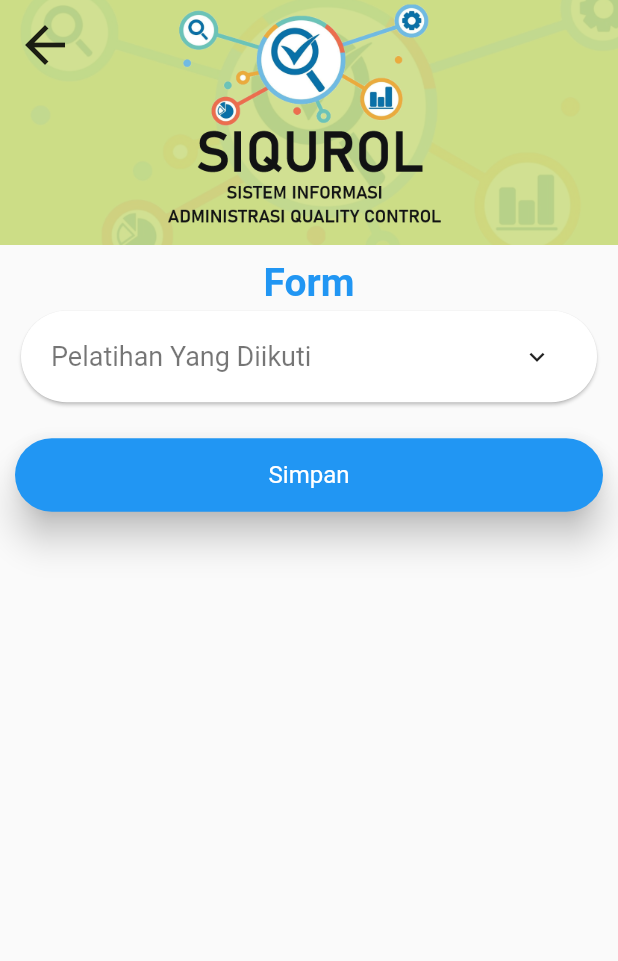
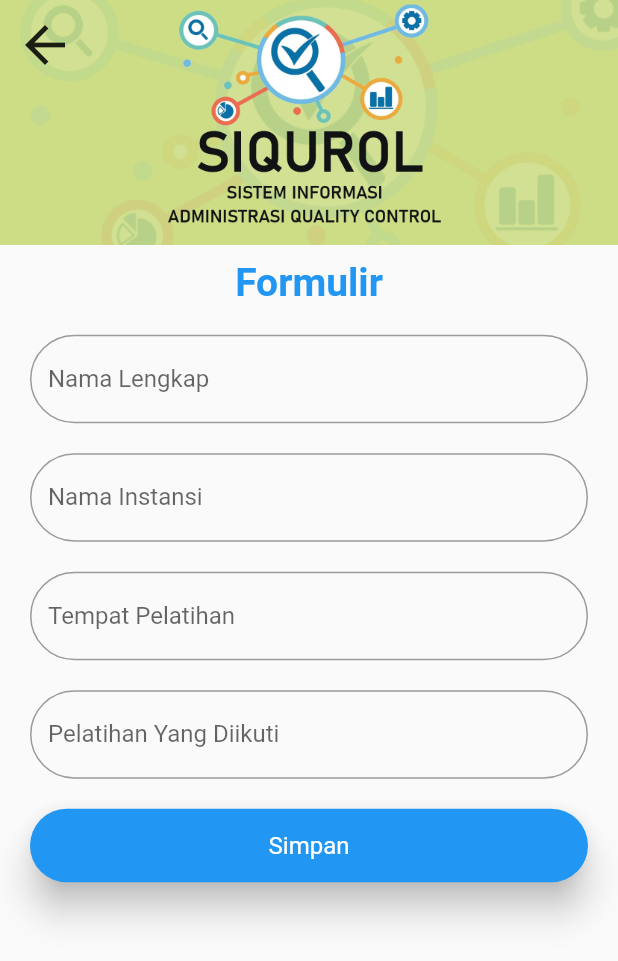
Before and after one commit to senseiRNF/siqurol_app, a Flutter app: the FormScreen screen opened directly, on a phone screen of 412 x 824 dp. Shown: the top 961 px of the screen. Run offline on Flutter 3.47's test engine with Material 2 defaults, Android fonts, the phone set to English and light mode, and no system bars; our stand-ins replace shared_preferences; accounts and stored records are empty.

Commit message:
update more layout

```diff
--- a/lib/screens/admin_schedule_screen.dart
+++ b/lib/screens/admin_schedule_screen.dart
@@ -105,6 +105,9 @@ class _AdminScheduleScreenState extends State<AdminScheduleScreen> {
                                   align: TextAlign.center,
                                 ),
                               ),
+                              const Icon(
+                                Icons.edit,
+                              ),
                             ],
                           ),
                         ),
--- a/lib/screens/form_screen.dart
+++ b/lib/screens/form_screen.dart
@@ -2,6 +2,7 @@ import 'package:flutter/material.dart';
 import 'package:siqurol_app/miscellaneous/functions/global_route.dart';
 import 'package:siqurol_app/miscellaneous/variables/global_color.dart';
 import 'package:siqurol_app/widgets/global_button.dart';
+import 'package:siqurol_app/widgets/global_input_field.dart';
 import 'package:siqurol_app/widgets/global_padding.dart';
 import 'package:siqurol_app/widgets/global_text.dart';
 import 'package:siqurol_app/widgets/header_widgets.dart';
@@ -14,6 +15,10 @@ class FormScreen extends StatefulWidget {
 }
 
 class _FormScreenState extends State<FormScreen> {
+  TextEditingController participantName = TextEditingController();
+  TextEditingController instanceName = TextEditingController();
+  TextEditingController workshopPlace = TextEditingController();
+  TextEditingController workshopType = TextEditingController();
 
   @override
   void initState() {
@@ -33,7 +38,7 @@ class _FormScreenState extends State<FormScreen> {
               },
             ),
             GlobalText(
-              content: 'Form',
+              content: 'Formulir',
               size: 26.0,
               color: GlobalColor.defaultBlue,
               isBold: true,
@@ -43,41 +48,50 @@ class _FormScreenState extends State<FormScreen> {
               ),
             ),
             Expanded(
-              child: Padding(
-                padding: const EdgeInsets.symmetric(horizontal: 10.0,),
               child: ListView(
                 children: [
-                    Card(
-                      shape: RoundedRectangleBorder(
-                        borderRadius: BorderRadius.circular(50.0,),
-                      ),
-                      child: InkWell(
-                        onTap: () {
-
-                        },
-                        customBorder: RoundedRectangleBorder(
-                          borderRadius: BorderRadius.circular(50.0,),
-                        ),
-                        child: Padding(
-                          padding: const EdgeInsets.all(20.0,),
-                          child: Row(
-                            children: const [
-                              Expanded(
-                                child: GlobalText(
-                                  content: 'Pelatihan Yang Diikuti',
-                                  size: 18.0,
+                  GlobalTextfield(
+                    controller: participantName,
+                    title: 'Nama Lengkap',
+                    capitalization: TextCapitalization.words,
+                    isBordered: true,
+                    padding: const GlobalPaddingClass(
+                      paddingLeft: 20.0,
+                      paddingRight: 20.0,
+                      paddingTop: 20.0,
                     ),
                   ),
-                              Padding(
-                                padding: EdgeInsets.symmetric(horizontal: 10.0,),
-                                child: Icon(
-                                  Icons.expand_more,
-                                  size: 20.0,
+                  GlobalTextfield(
+                    controller: instanceName,
+                    title: 'Nama Instansi',
+                    capitalization: TextCapitalization.words,
+                    isBordered: true,
+                    padding: const GlobalPaddingClass(
+                      paddingLeft: 20.0,
+                      paddingRight: 20.0,
+                      paddingTop: 20.0,
                     ),
                   ),
-                            ],
+                  GlobalTextfield(
+                    controller: workshopPlace,
+                    title: 'Tempat Pelatihan',
+                    capitalization: TextCapitalization.words,
+                    isBordered: true,
+                    padding: const GlobalPaddingClass(
+                      paddingLeft: 20.0,
+                      paddingRight: 20.0,
+                      paddingTop: 20.0,
                     ),
                   ),
+                  GlobalTextfield(
+                    controller: workshopType,
+                    title: 'Pelatihan Yang Diikuti',
+                    capitalization: TextCapitalization.words,
+                    isBordered: true,
+                    padding: const GlobalPaddingClass(
+                      paddingLeft: 20.0,
+                      paddingRight: 20.0,
+                      paddingTop: 20.0,
                     ),
                   ),
                   GlobalElevatedButton(
@@ -86,12 +100,13 @@ class _FormScreenState extends State<FormScreen> {
                     },
                     title: 'Simpan',
                     padding: const GlobalPaddingClass(
+                      paddingLeft: 20.0,
                       paddingTop: 20.0,
+                      paddingRight: 20.0,
                       paddingBottom: 20.0,
                     ),
                   )
                 ],
-                ),
               ),
             ),
           ],
```
Also changed, not shown: lib/screens/certificate_screen.dart (+49 -2 lines), lib/screens/schedule_screen.dart (+47 -2 lines). Lines whose indentation alone changed are shown as unchanged.
